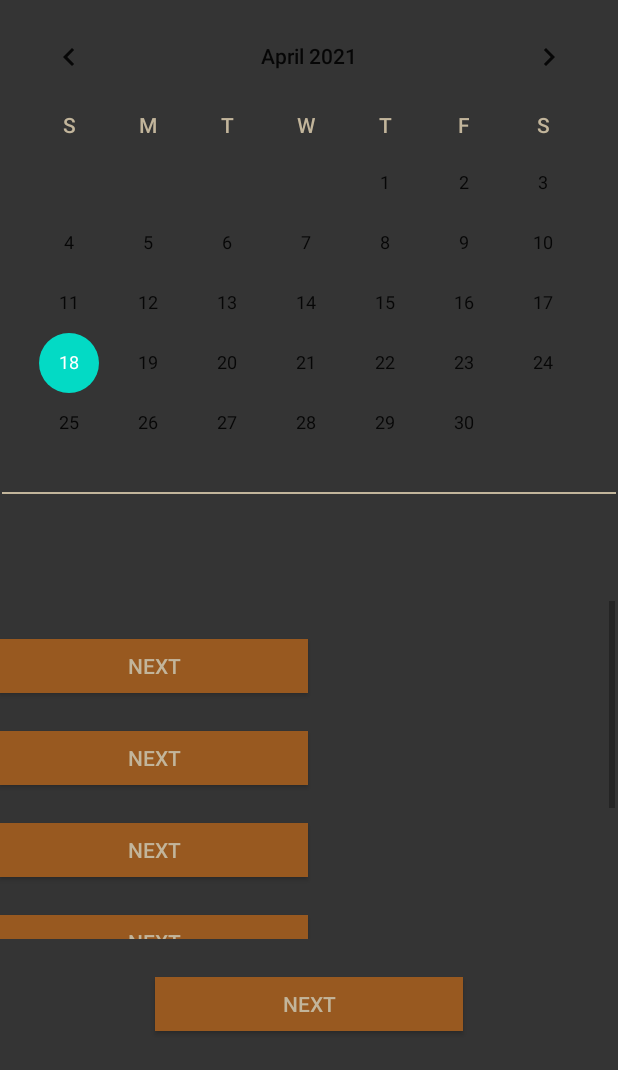
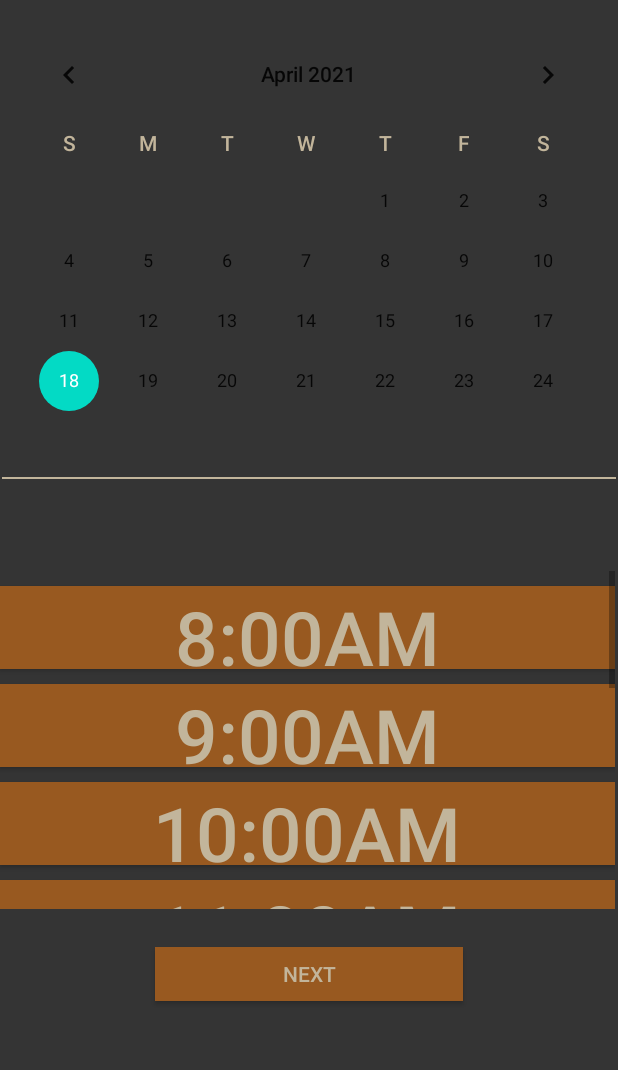
Before and after one commit to hewayman/barbershop_app, an Android app: the CalendarActivity screen opened directly, with no data from a screen before it, on a phone screen of 412 x 824 dp. Shown: the top 1070 px of the screen. Run offline under Robolectric (Android 15) with nearby library versions, the phone set to English and light mode, and no system bars.

Commit message:
adding times to calendar activity

```diff
--- a/app/src/main/java/com/murach/barbershop/DataBaseHelper.java
+++ b/app/src/main/java/com/murach/barbershop/DataBaseHelper.java
@@ -117,12 +117,39 @@ public class DataBaseHelper extends SQLiteOpenHelper {
 
         if (cursor.getCount() > 0) {
 
-            Log.d("TEST", "IS THE QUERY GOING THROUGH????");
             return true;
+
         } else {
-            Log.d("TEST", "NNNNOOOOOOOOOOO");
 
             return false;
         }
     }
+
+    public String getUserId(String username, String password){
+
+        SQLiteDatabase myDB = this.getReadableDatabase();
+        Cursor cursor = myDB.rawQuery("select USER_ID from USER_TABLE where USER_USERNAME = ? and USER_PASSWORD = ?",new String[]{username, password});
+        int userID = cursor.getInt(0);
+        String userId = String.valueOf(userID);
+
+        return userId;
+    }
+
+    public String getUserFName(String username, String password){
+
+        SQLiteDatabase myDB = this.getReadableDatabase();
+        Cursor cursor = myDB.rawQuery("select USER_FNAME from USER_TABLE where USER_USERNAME = ? and USER_PASSWORD = ?",new String[]{username, password});
+        String userFName = cursor.getString(1);
+
+        return userFName;
+    }
+
+    public String getUserLName(String username, String password){
+
+        SQLiteDatabase myDB = this.getReadableDatabase();
+        Cursor cursor = myDB.rawQuery("select USER_LNAME from USER_TABLE where USER_USERNAME = ? and USER_PASSWORD = ?",new String[]{username, password});
+        String userLName = cursor.getString(2);
+
+        return userLName;
+    }
 }
--- a/app/src/main/java/com/murach/barbershop/MainActivity.java
+++ b/app/src/main/java/com/murach/barbershop/MainActivity.java
@@ -21,6 +21,10 @@ public class MainActivity extends AppCompatActivity {
     private EditText usernameEditText;
     private EditText passwordEditText;
     private TextView errorMessage;
+
+    public static String userID;
+    public static String userFName;
+    public static String userLName;
 
     DataBaseHelper myDB;
 
@@ -59,14 +63,17 @@ public class MainActivity extends AppCompatActivity {
                     Boolean loginCheckResult = myDB.checkUsernameAndPassword(username,password);
                     if(loginCheckResult == true){
                         errorMessage.setText("");
+
+//                        userID = myDB.getUserId(username,password);
+//                        userFName = myDB.getUserFName(username,password);
+//                        userLName = myDB.getUserLName(username,password);
+
                         openHome();
                     }
                     else{
                         Toast.makeText(MainActivity.this, "Invalid Input", Toast.LENGTH_SHORT).show();
                         errorMessage.setText("Error with username or password.");
 
-//                        openRegistration();
-                        //openLoginPage();
                     }
                 }
 
--- a/app/src/main/res/layout/calendar.xml
+++ b/app/src/main/res/layout/calendar.xml
@@ -8,15 +8,14 @@
 
     <CalendarView
         android:id="@+id/calendarView"
-        android:layout_width="412dp"
-        android:layout_height="292dp"
-        android:layout_marginTop="4dp"
+        android:layout_width="411dp"
+        android:layout_height="270dp"
+        android:layout_marginTop="16dp"
         android:focusedMonthDateColor="#FFFFFF"
         android:textColorPrimary="@color/orange"
         android:weekDayTextAppearance="@style/CustomCalendarWeek"
         android:weekNumberColor="#937979"
         android:weekSeparatorLineColor="#FDFCFC"
-        android:showWeekNumber="false"
         app:layout_constraintEnd_toEndOf="parent"
         app:layout_constraintHorizontal_bias="0.0"
         app:layout_constraintStart_toStartOf="parent"
@@ -28,7 +27,7 @@
         android:layout_height="31dp"
         android:layout_marginStart="132dp"
         android:layout_marginLeft="132dp"
-        android:layout_marginTop="22dp"
+        android:layout_marginTop="12dp"
         android:gravity="center_horizontal"
         android:textColor="@color/tan"
         android:textSize="18sp"
@@ -62,7 +61,7 @@
         android:background="@color/tan"
         app:layout_constraintBottom_toBottomOf="parent"
         app:layout_constraintEnd_toEndOf="parent"
-        app:layout_constraintHorizontal_bias="1.0"
+        app:layout_constraintHorizontal_bias="0.0"
         app:layout_constraintStart_toStartOf="parent"
         app:layout_constraintTop_toBottomOf="@+id/calendarView"
         app:layout_constraintVertical_bias="0.0" />
@@ -82,15 +81,17 @@
             android:layout_height="wrap_content"
             android:orientation="vertical" >
 
+
             <Button
                 android:id="@+id/time1"
-                android:layout_width="205dp"
-                android:layout_height="36dp"
+                android:layout_width="match_parent"
+                android:layout_height="55dp"
                 android:layout_alignParentBottom="true"
                 android:layout_centerHorizontal="true"
-                android:layout_marginTop="25dp"
+                android:layout_marginTop="10dp"
                 android:background="#985920"
-                android:text="@string/next"
+                android:textSize="50dp"
+                android:text="8:00AM"
                 android:textColor="#C2B59B"
                 app:layout_constraintEnd_toEndOf="parent"
                 app:layout_constraintStart_toStartOf="parent"
@@ -98,13 +99,14 @@
 
             <Button
                 android:id="@+id/time2"
-                android:layout_width="205dp"
-                android:layout_height="36dp"
+                android:layout_width="match_parent"
+                android:layout_height="55dp"
                 android:layout_alignParentBottom="true"
                 android:layout_centerHorizontal="true"
-                android:layout_marginTop="25dp"
+                android:layout_marginTop="10dp"
                 android:background="#985920"
-                android:text="@string/next"
+                android:textSize="50dp"
+                android:text="9:00AM"
                 android:textColor="#C2B59B"
                 app:layout_constraintEnd_toEndOf="parent"
                 app:layout_constraintStart_toStartOf="parent"
@@ -112,13 +114,14 @@
 
             <Button
                 android:id="@+id/time3"
-                android:layout_width="205dp"
-                android:layout_height="36dp"
+                android:layout_width="match_parent"
+                android:layout_height="55dp"
                 android:layout_alignParentBottom="true"
                 android:layout_centerHorizontal="true"
-                android:layout_marginTop="25dp"
+                android:layout_marginTop="10dp"
                 android:background="#985920"
-                android:text="@string/next"
+                android:textSize="50dp"
+                android:text="10:00AM"
                 android:textColor="#C2B59B"
                 app:layout_constraintEnd_toEndOf="parent"
                 app:layout_constraintStart_toStartOf="parent"
@@ -126,13 +129,14 @@
 
             <Button
                 android:id="@+id/time4"
-                android:layout_width="205dp"
-                android:layout_height="36dp"
+                android:layout_width="match_parent"
+                android:layout_height="55dp"
                 android:layout_alignParentBottom="true"
                 android:layout_centerHorizontal="true"
-                android:layout_marginTop="25dp"
+                android:layout_marginTop="10dp"
                 android:background="#985920"
-                android:text="@string/next"
+                android:textSize="50dp"
+                android:text="11:00AM"
                 android:textColor="#C2B59B"
                 app:layout_constraintEnd_toEndOf="parent"
                 app:layout_constraintStart_toStartOf="parent"
@@ -140,28 +144,90 @@
 
             <Button
                 android:id="@+id/time5"
-                android:layout_width="205dp"
-                android:layout_height="36dp"
+                android:layout_width="match_parent"
+                android:layout_height="55dp"
                 android:layout_alignParentBottom="true"
                 android:layout_centerHorizontal="true"
-                android:layout_marginTop="25dp"
+                android:layout_marginTop="10dp"
                 android:background="#985920"
-                android:text="@string/next"
+                android:text= "1:00PM"
                 android:textColor="#C2B59B"
+                android:textSize="50dp"
                 app:layout_constraintEnd_toEndOf="parent"
                 app:layout_constraintStart_toStartOf="parent"
                 app:layout_constraintTop_toBottomOf="@+id/scrollView2" />
 
             <Button
                 android:id="@+id/time6"
-                android:layout_width="205dp"
-                android:layout_height="36dp"
+                android:layout_width="match_parent"
+                android:layout_height="55dp"
                 android:layout_alignParentBottom="true"
                 android:layout_centerHorizontal="true"
-                android:layout_marginTop="25dp"
+                android:layout_marginTop="10dp"
                 android:background="#985920"
-                android:text="@string/next"
+                android:text= "2:00PM"
                 android:textColor="#C2B59B"
+                android:textSize="50dp"
+                app:layout_constraintEnd_toEndOf="parent"
+                app:layout_constraintStart_toStartOf="parent"
+                app:layout_constraintTop_toBottomOf="@+id/scrollView2" />
+
+            <Button
+                android:id="@+id/time7"
+                android:layout_width="match_parent"
+                android:layout_height="55dp"
+                android:layout_alignParentBottom="true"
+                android:layout_centerHorizontal="true"
+                android:layout_marginTop="10dp"
+                android:background="#985920"
+                android:text= "3:00PM"
+                android:textColor="#C2B59B"
+                android:textSize="50dp"
+                app:layout_constraintEnd_toEndOf="parent"
+                app:layout_constraintStart_toStartOf="parent"
+                app:layout_constraintTop_toBottomOf="@+id/scrollView2" />
+
+            <Button
+                android:id="@+id/time8"
+                android:layout_width="match_parent"
+                android:layout_height="55dp"
+                android:layout_alignParentBottom="true"
+                android:layout_centerHorizontal="true"
+                android:layout_marginTop="10dp"
+                android:background="#985920"
+                android:text= "4:00PM"
+                android:textColor="#C2B59B"
+                android:textSize="50dp"
+                app:layout_constraintEnd_toEndOf="parent"
+                app:layout_constraintStart_toStartOf="parent"
+                app:layout_constraintTop_toBottomOf="@+id/scrollView2" />
+
+            <Button
+                android:id="@+id/time9"
+                android:layout_width="match_parent"
+                android:layout_height="55dp"
+                android:layout_alignParentBottom="true"
+                android:layout_centerHorizontal="true"
+                android:layout_marginTop="10dp"
+                android:background="#985920"
+                android:text= "5:00PM"
+                android:textColor="#C2B59B"
+                android:textSize="50dp"
+                app:layout_constraintEnd_toEndOf="parent"
+                app:layout_constraintStart_toStartOf="parent"
+                app:layout_constraintTop_toBottomOf="@+id/scrollView2" />
+
+            <Button
+                android:id="@+id/time10"
+                android:layout_width="match_parent"
+                android:layout_height="55dp"
+                android:layout_alignParentBottom="true"
+                android:layout_centerHorizontal="true"
+                android:layout_marginTop="10dp"
+                android:background="#985920"
+                android:text= "6:00PM"
+                android:textColor="#C2B59B"
+                android:textSize="50dp"
                 app:layout_constraintEnd_toEndOf="parent"
                 app:layout_constraintStart_toStartOf="parent"
                 app:layout_constraintTop_toBottomOf="@+id/scrollView2" />
```
